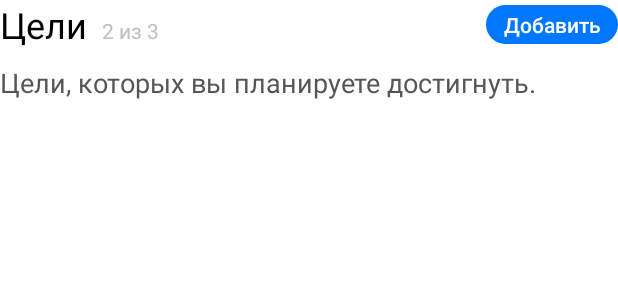
After one commit to epetriyov/MVI-Demo, an Android app: the layout view_info_block.xml on its own in the app's theme, with its tools: preview values and no code run, on a phone screen of 412 x 824 dp. The commit adds this screen. Shown: the top 300 px of the screen. Run offline under Robolectric (Android 15) with nearby library versions, the phone set to English and light mode, and no system bars.

Commit message:
my profile ui added

```diff
--- /dev/null
+++ b/app/src/main/res/layout/view_info_block.xml
@@ -0,0 +1,63 @@
+<?xml version="1.0" encoding="utf-8"?>
+<androidx.constraintlayout.widget.ConstraintLayout xmlns:app="http://schemas.android.com/apk/res-auto"
+    xmlns:android="http://schemas.android.com/apk/res/android"
+    android:layout_width="match_parent"
+    android:layout_height="wrap_content"
+    xmlns:tools="http://schemas.android.com/tools">
+
+    <TextView
+        android:id="@+id/title_info"
+        android:layout_width="wrap_content"
+        android:layout_height="wrap_content"
+        tools:text="@string/title_profile_aims"
+        android:textColor="@android:color/black"
+        android:textSize="24sp"
+        app:layout_constraintStart_toStartOf="parent"
+        app:layout_constraintTop_toTopOf="parent"
+         />
+
+    <TextView
+        android:id="@+id/label_count"
+        android:layout_width="wrap_content"
+        android:layout_height="wrap_content"
+        android:layout_marginStart="10dp"
+        android:textColor="@color/colorGreyText2"
+        app:layout_constraintBaseline_toBaselineOf="@id/title_info"
+        app:layout_constraintStart_toEndOf="@id/title_info"
+        tools:text="2 из 3" />
+
+    <Button
+        android:id="@+id/btn_add_info"
+        android:layout_width="wrap_content"
+        android:layout_height="26dp"
+        android:background="@drawable/btn_common"
+        android:backgroundTint="@color/colorBlue"
+        android:text="@string/label_add"
+        android:textAllCaps="false"
+        android:textColor="@android:color/white"
+        android:textSize="14sp"
+        app:layout_constraintBottom_toBottomOf="@id/title_info"
+        app:layout_constraintEnd_toEndOf="parent"
+        app:layout_constraintTop_toTopOf="@id/title_info" />
+
+    <TextView
+        android:id="@+id/title_info_description"
+        android:layout_width="wrap_content"
+        android:layout_height="wrap_content"
+        android:layout_marginTop="10dp"
+        tools:text="@string/aims_description"
+        android:textColor="@color/colorBrown"
+        android:textSize="18sp"
+        app:layout_constraintStart_toStartOf="@id/title_info"
+        app:layout_constraintTop_toBottomOf="@id/title_info" />
+
+    <com.google.android.material.chip.ChipGroup
+        android:id="@+id/chips_info"
+        android:layout_width="0dp"
+        android:layout_height="wrap_content"
+        android:layout_marginTop="14dp"
+        app:layout_constraintEnd_toEndOf="@id/btn_add_info"
+        app:layout_constraintStart_toStartOf="@id/title_info"
+        app:layout_constraintTop_toBottomOf="@id/title_info_description"
+        app:singleLine="true" />
+</androidx.constraintlayout.widget.ConstraintLayout>
--- a/app/src/main/res/values/colors.xml
+++ b/app/src/main/res/values/colors.xml
@@ -10,4 +10,10 @@
     <color name="vkontakte_color">#5181B8</color>
     <color name="colorBlue">#0077FF</color>
     <color name="colorDivider">#F1F1F1</color>
+    <color name="colorEditHint">#C6C6C6</color>
+    <color name="bgColorEdit">#FBFBFB</color>
+    <color name="colorGreyText2">#C0C0C0</color>
+    <color name="colorBrown">#555555</color>
+    <color name="colorBrown2">#666666</color>
+
 </resources>
--- a/app/src/main/res/values/strings.xml
+++ b/app/src/main/res/values/strings.xml
@@ -11,4 +11,12 @@
     <string name="skills_title">Чем полезна</string>
     <string name="btn_write">Написать сообщение</string>
     <string name="connect_invite">предложила вам connect</string>
+    <string name="title_profile_skills">Чем вы полезны</string>
+    <string name="hint">Введите текст</string>
+    <string name="title_profile_goals">Что вы ищите</string>
+    <string name="title_profile_aims">Цели</string>
+    <string name="label_add">Добавить</string>
+    <string name="aims_description">Цели, которых вы планируете достигнуть.</string>
+    <string name="title_profile_spheres">Сферы</string>
+    <string name="spheres_description">Сферы, в которых вы являетесь профессионалом.</string>
 </resources>
```
Also changed, not shown: app/src/main/res/drawable/ic_back_button.xml (added, +12 -0 lines), app/src/main/res/drawable/ic_options_button.xml (added, +15 -0 lines), app/src/main/res/drawable/ic_pencil.xml (added, +10 -0 lines), app/src/main/res/layout/adt_bio_item.xml (added, +54 -0 lines), app/src/main/res/layout/view_list_block.xml (added, +39 -0 lines), app/src/main/res/layout/view_my_profile.xml (added, +209 -0 lines).
